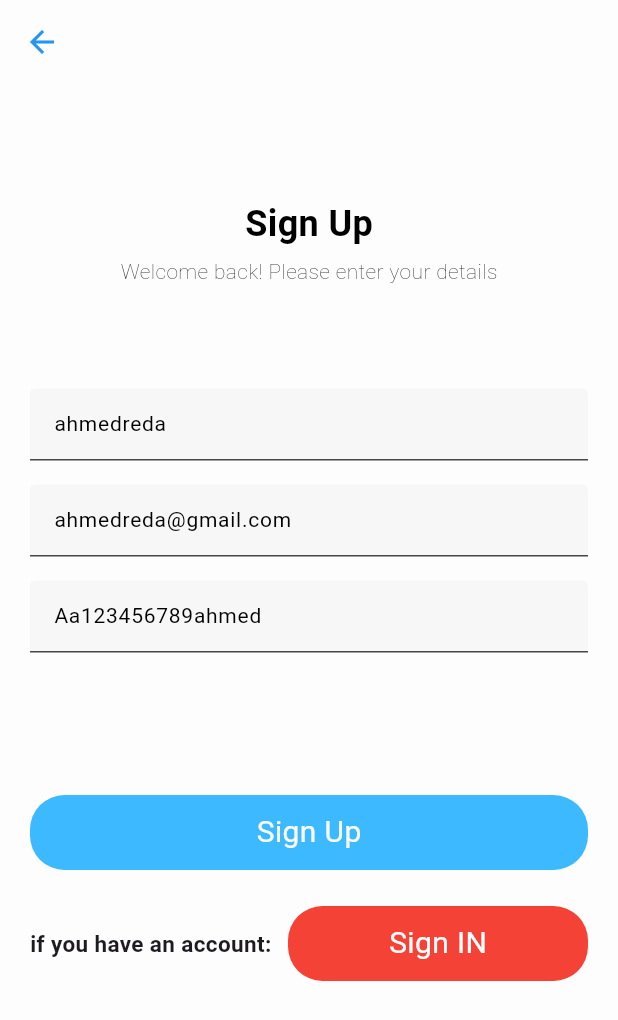
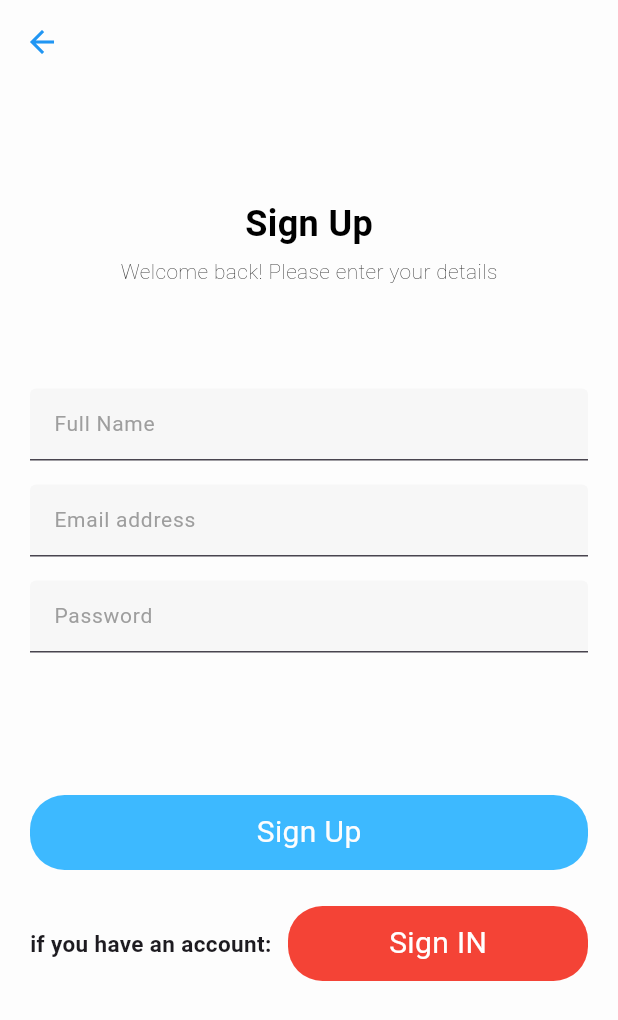
Before and after one commit to ahmedredaali24/auth_task, a Flutter app: the RegisterScreen screen opened by its route, on a phone screen of 412 x 824 dp. Shown: the top 1020 px of the screen. Run offline on Flutter 3.47's test engine with Material 3 defaults, Android fonts, the phone set to English and light mode, and no system bars; our stand-ins replace cloud_firestore, firebase_auth, firebase_core, get; accounts and stored records are empty.

Commit message:
update auth_task

```diff
--- a/lib/view/auth/login_screen.dart
+++ b/lib/view/auth/login_screen.dart
@@ -16,10 +16,10 @@ class LoginScreen extends StatelessWidget {
 
   final GlobalKey<FormState> formKey = GlobalKey<FormState>();
   final TextEditingController mailController =
-  TextEditingController(text: "ahmedreda@gmail.com");
+  TextEditingController();
 
   final TextEditingController passwordController =
-  TextEditingController(text: "Aa123456789ahmed");
+  TextEditingController();
 
   bool isPasswordStrong(String password) {
     if (password.length < 8) {
--- a/lib/view/auth/register_screen.dart
+++ b/lib/view/auth/register_screen.dart
@@ -14,13 +14,13 @@ class RegisterScreen extends StatelessWidget {
   final GlobalKey<FormState> formKey = GlobalKey<FormState>();
 
   final TextEditingController usernameController =
-      TextEditingController(text: "ahmedreda");
+      TextEditingController();
 
   final TextEditingController mailController =
-      TextEditingController(text: "ahmedreda@gmail.com");
+      TextEditingController();
 
   final TextEditingController passwordController =
-      TextEditingController(text: "Aa123456789ahmed");
+      TextEditingController();
 
   bool isPasswordStrong(String password) {
     if (password.length < 8) {
```
